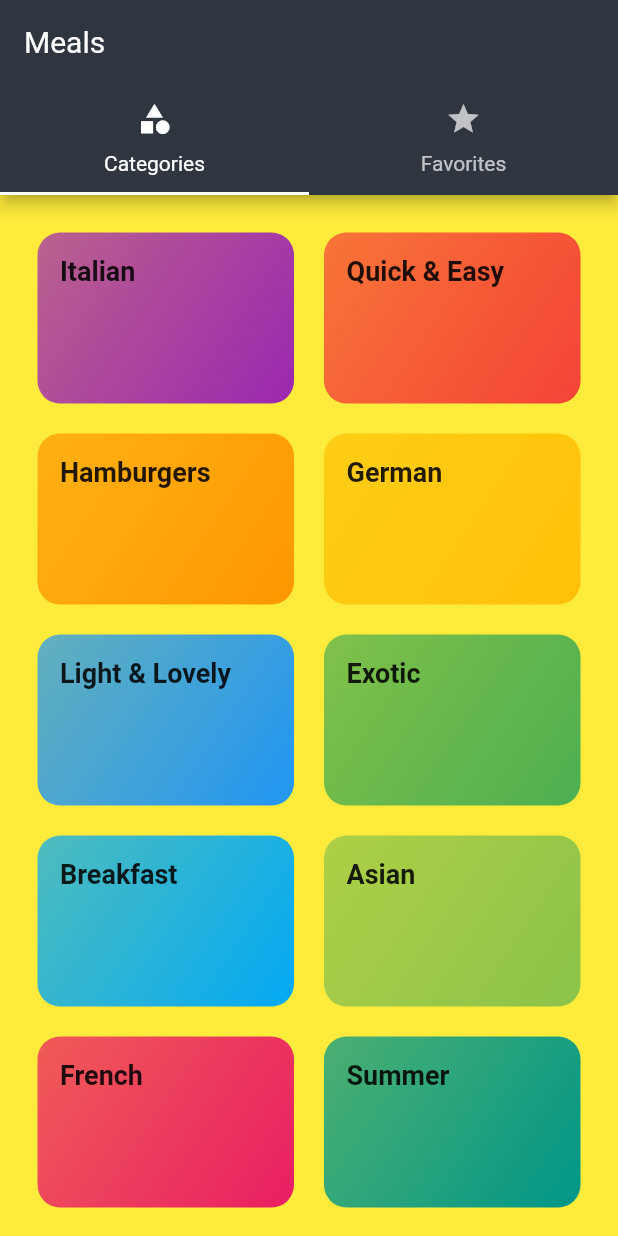
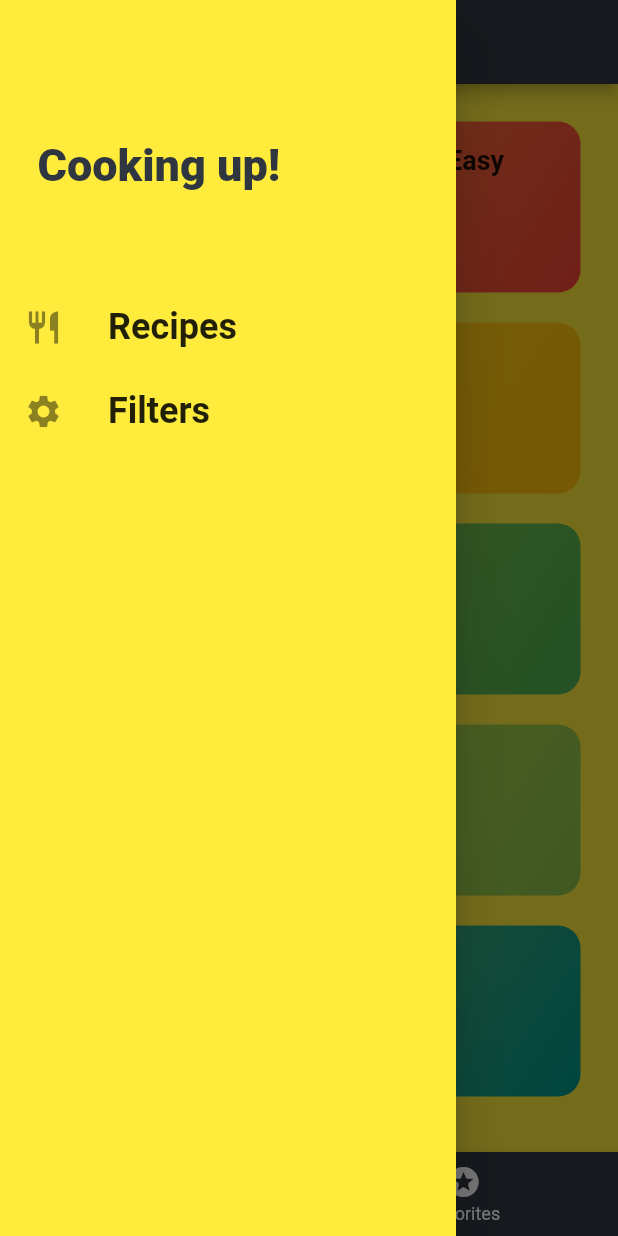
Before and after one commit to yuri4n/recipes-app-flutter, a Flutter app: the screen it shows after launch, with the side drawer open (before the commit the screen has no drawer), on a phone screen of 412 x 824 dp. Run offline on Flutter 3.47's test engine with Material 2 defaults, Android fonts, the phone set to English and light mode, and no system bars.

Commit message:
Filters on recipes

```diff
--- a/lib/main.dart
+++ b/lib/main.dart
@@ -1,15 +1,56 @@
 import 'package:flutter/material.dart';
 
 import 'data/color.dart';
+import 'data/dummy_data.dart';
+
+import 'models/meal.dart';
 
 import 'screens/tabs_screen.dart';
 import 'screens/categories_screen.dart';
 import 'screens/category_meals_screen.dart';
 import 'screens/meal_detail_screen.dart';
+import 'screens/filters_screen.dart';
 
 void main() => runApp(MyApp());
 
-class MyApp extends StatelessWidget {
+class MyApp extends StatefulWidget {
+  @override
+  _MyAppState createState() => _MyAppState();
+}
+
+class _MyAppState extends State<MyApp> {
+  Map<String, bool> _filters = {
+    'gluten': false,
+    'lactose': false,
+    'vegan': false,
+    'vegetarian': false,
+  };
+
+  List<Meal> _availableMeals = DUMMY_MEALS;
+
+  void _setFilters(Map<String, bool> filterData) {
+    setState(() {
+      _filters = filterData;
+
+      _availableMeals = DUMMY_MEALS.where((meal) {
+        if (_filters['gluten'] && !meal.isGlutenFree) {
+          return false;
+        }
+        if (_filters['lactose'] && !meal.isLactoseFree) {
+          return false;
+        }
+        if (_filters['vegan'] && !meal.isVegan) {
+          return false;
+        }
+        if (_filters['vegetarian'] && !meal.isVegetarian) {
+          return false;
+        }
+
+        return true;
+      }).toList();
+    });
+  }
+
   @override
   Widget build(BuildContext context) {
     return MaterialApp(
@@ -23,8 +64,10 @@ class MyApp extends StatelessWidget {
       ),
       home: TabsScreen(),
       routes: {
-        CategoryMealsScreen.routeName: (ctx) => CategoryMealsScreen(),
+        CategoryMealsScreen.routeName: (ctx) =>
+            CategoryMealsScreen(_availableMeals),
         MealDetailScreen.routeName: (ctx) => MealDetailScreen(),
+        FiltersScreen.routeName: (ctx) => FiltersScreen(_filters, _setFilters),
       },
       // onGenerateRoute: (settings) {
       //   print(settings.arguments);
--- a/lib/screens/favorites_screen.dart
+++ b/lib/screens/favorites_screen.dart
@@ -4,7 +4,7 @@ class FavoritesScreen extends StatelessWidget {
   @override
   Widget build(BuildContext context) {
     return Center(
-      child: Text('Favorites Screen!'),
+      child: Text('You have no favorites yet!'),
     );
   }
 }
--- a/lib/screens/tabs_screen.dart
+++ b/lib/screens/tabs_screen.dart
@@ -1,4 +1,6 @@
 import 'package:flutter/material.dart';
+
+import '../widgets/main_drawer.dart';
 
 import './categories_screen.dart';
 import './favorites_screen.dart';
@@ -9,30 +11,41 @@ class TabsScreen extends StatefulWidget {
 }
 
 class _TabsScreenState extends State<TabsScreen> {
+  final List<Map<String, Object>> _pages = [
+    {'page': CategoriesScreen(), 'title': 'Categories'},
+    {'page': FavoritesScreen(), 'title': 'Favorites'}
+  ];
+  int _selectedPageIndex = 0;
+
+  void _selectPage(int index) {
+    setState(() {
+      _selectedPageIndex = index;
+    });
+  }
+
   @override
   Widget build(BuildContext context) {
     return DefaultTabController(
       length: 2,
       child: Scaffold(
-        appBar: AppBar(
-          title: Text('Meals'),
-          bottom: TabBar(
-            tabs: <Widget>[
-              Tab(
-                icon: Icon(Icons.category),
-                text: 'Categories',
-              ),
-              Tab(
-                icon: Icon(Icons.star),
-                text: 'Favorites',
-              ),
+          appBar: AppBar(
+            title: Text(_pages[_selectedPageIndex]['title']),
+          ),
+          drawer: MainDrawer(),
+          body: _pages[_selectedPageIndex]['page'],
+          bottomNavigationBar: BottomNavigationBar(
+            onTap: _selectPage,
+            backgroundColor: Theme.of(context).primaryColor,
+            unselectedItemColor: Colors.white,
+            selectedItemColor: Colors.yellow,
+            currentIndex: _selectedPageIndex,
+            items: [
+              BottomNavigationBarItem(
+                  icon: Icon(Icons.category), title: Text('Categories')),
+              BottomNavigationBarItem(
+                  icon: Icon(Icons.stars), title: Text('Favorites')),
             ],
-          ),
-        ),
-        body: TabBarView(
-          children: <Widget>[CategoriesScreen(), FavoritesScreen()],
-        ),
-      ),
+          )),
     );
   }
 }
--- /dev/null
+++ b/lib/widgets/main_drawer.dart
@@ -0,0 +1,51 @@
+import 'package:flutter/material.dart';
+
+import '../screens/filters_screen.dart';
+
+class MainDrawer extends StatelessWidget {
+  Widget buildListTile(String title, IconData icon, Function tapHandler) {
+    return ListTile(
+      leading: Icon(
+        icon,
+        size: 26,
+      ),
+      title: Text(title,
+          style: TextStyle(fontSize: 24, fontWeight: FontWeight.bold)),
+      onTap: tapHandler,
+    );
+  }
+
+  @override
+  Widget build(BuildContext context) {
+    return Drawer(
+      child: Column(
+        children: <Widget>[
+          Container(
+            height: 120,
+            width: double.infinity,
+            padding: EdgeInsets.all(25),
+            margin: EdgeInsets.only(top: 50),
+            alignment: Alignment.centerLeft,
+            child: Text(
+              'Cooking up!',
+              style: TextStyle(
+                  fontWeight: FontWeight.w900,
+                  fontSize: 30,
+                  color: Theme.of(context).primaryColor),
+            ),
+          ),
+          SizedBox(
+            height: 20,
+          ),
+          buildListTile('Recipes', Icons.restaurant,
+              () => Navigator.of(context).pushReplacementNamed('/')),
+          buildListTile(
+              'Filters',
+              Icons.settings,
+              () => Navigator.of(context)
+                  .pushReplacementNamed(FiltersScreen.routeName)),
+        ],
+      ),
+    );
+  }
+}
```
Also changed, not shown: lib/screens/category_meals_screen.dart (+42 -13 lines), lib/screens/filters_screen.dart (added, +107 -0 lines), lib/screens/meal_detail_screen.dart (+6 -1 lines), lib/widgets/meal_item.dart (+9 -2 lines).
